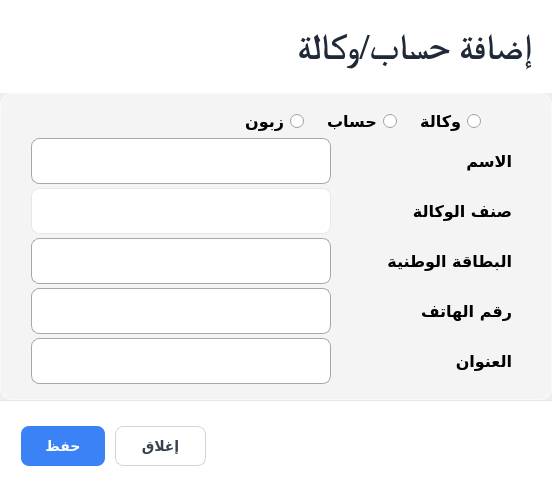
The window that src/new_tiers/new_tiers.ui (abdelfatah89/Agency_Manager) describes before a commit, drawn with Qt 5.
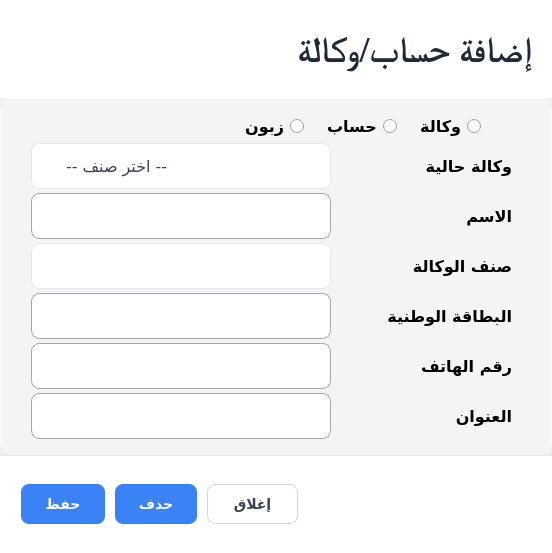
The same window after the commit. Icons and pictures are not drawn.

Diff of the .ui file:
```diff
--- a/src/new_tiers/new_tiers.ui
+++ b/src/new_tiers/new_tiers.ui
@@ -7,7 +7,7 @@
     <x>0</x>
     <y>0</y>
     <width>552</width>
-    <height>492</height>
+    <height>553</height>
    </rect>
   </property>
   <property name="windowTitle">
@@ -59,7 +59,7 @@
         <x>0</x>
         <y>0</y>
         <width>552</width>
-        <height>492</height>
+        <height>553</height>
        </rect>
       </property>
       <property name="layoutDirection">
@@ -345,6 +345,81 @@
             </item>
            </layout>
           </item>
+          <item>
+           <layout class="QHBoxLayout" name="horizontalLayout_12">
+            <item>
+             <widget class="QLabel" name="CurrentTiers">
+              <property name="font">
+               <font>
+                <family>Tajawal</family>
+                <pointsize>12</pointsize>
+                <weight>75</weight>
+                <bold>true</bold>
+               </font>
+              </property>
+              <property name="text">
+               <string>وكالة حالية</string>
+              </property>
+             </widget>
+            </item>
+            <item>
+             <spacer name="horizontalSpacer_9">
+              <property name="orientation">
+               <enum>Qt::Horizontal</enum>
+              </property>
+              <property name="sizeHint" stdset="0">
+               <size>
+                <width>40</width>
+                <height>20</height>
+               </size>
+              </property>
+             </spacer>
+            </item>
+            <item>
+             <widget class="QComboBox" name="ComboCurrentTiers">
+              <property name="minimumSize">
+               <size>
+                <width>300</width>
+                <height>46</height>
+               </size>
+              </property>
+              <property name="font">
+               <font>
+                <family>Tajawal</family>
+                <pointsize>12</pointsize>
+               </font>
+              </property>
+              <property name="layoutDirection">
+               <enum>Qt::RightToLeft</enum>
+              </property>
+              <property name="styleSheet">
+               <string notr="true">QComboBox#ComboCurrentTiers {
+    background-color: #FFFFFF;
+    border: 1px solid #E5E7EB;
+    border-radius: 8px;
+    color: #374151;
+    padding: 6px 10px;
+	text-align: left;
+    min-height: 32px;
+    selection-background-color: #DBEAFE;
+    selection-color: #1E40AF;
+}
+QComboBox#ComboCurrentTiers:focus { border: 2px solid #3B82F6; background-color: #FFFFFF; }
+QComboBox#ComboCurrentTiers:hover { border-color: #93C5FD; }
+QComboBox#ComboCurrentTiers:disabled { background-color: #F3F4F6; color: #9CA3AF; }
+QComboBox#ComboCurrentTiers::drop-down { border: none; width: 24px; }
+QComboBox#ComboCurrentTiers::down-arrow { image: url(../../assets/chevron_down.svg); width: 14px; height: 14px; }</string>
+              </property>
+              <property name="editable">
+               <bool>false</bool>
+              </property>
+              <property name="placeholderText">
+               <string>-- اختر صنف --</string>
+              </property>
+             </widget>
+            </item>
+           </layout>
+          </item>
           <item>
            <layout class="QHBoxLayout" name="horizontalLayout_2">
             <item>
@@ -774,7 +849,7 @@
                 <property name="font">
                  <font>
                   <family>Tajawal</family>
-                  <pointsize>1</pointsize>
+                  <pointsize>-1</pointsize>
                   <weight>62</weight>
                   <bold>true</bold>
                  </font>
@@ -807,6 +882,53 @@
                 </property>
                </widget>
               </item>
+              <item>
+               <widget class="QToolButton" name="Button_Delete">
+                <property name="minimumSize">
+                 <size>
+                  <width>0</width>
+                  <height>0</height>
+                 </size>
+                </property>
+                <property name="maximumSize">
+                 <size>
+                  <width>16777215</width>
+                  <height>40</height>
+                 </size>
+                </property>
+                <property name="font">
+                 <font>
+                  <family>Tajawal</family>
+                  <pointsize>-1</pointsize>
+                  <weight>75</weight>
+                  <bold>true</bold>
+                 </font>
+                </property>
+                <property name="cursor">
+                 <cursorShape>PointingHandCursor</cursorShape>
+                </property>
+                <property name="styleSheet">
+                 <string notr="true">QToolButton#Button_Delete {
+    background-color: #3B82F6;
+    color: #FFFFFF;
+    border: none;
+    border-radius: 8px;
+    font-size: 14px;
+    font-weight: 600;
+    padding: 7px 18px;
+    spacing: 6px;
+}
+QToolButton#Button_Delete:hover { background-color: #2563EB; }
+QToolButton#Button_Delete:pressed { background-color: #1D4ED8; }</string>
+                </property>
+                <property name="text">
+                 <string>حذف</string>
+                </property>
+                <property name="toolButtonStyle">
+                 <enum>Qt::ToolButtonTextBesideIcon</enum>
+                </property>
+               </widget>
+              </item>
               <item>
                <widget class="QToolButton" name="Button_Save">
                 <property name="minimumSize">
@@ -824,7 +946,7 @@
                 <property name="font">
                  <font>
                   <family>Tajawal</family>
-                  <pointsize>1</pointsize>
+                  <pointsize>-1</pointsize>
                   <weight>75</weight>
                   <bold>true</bold>
                  </font>
```
